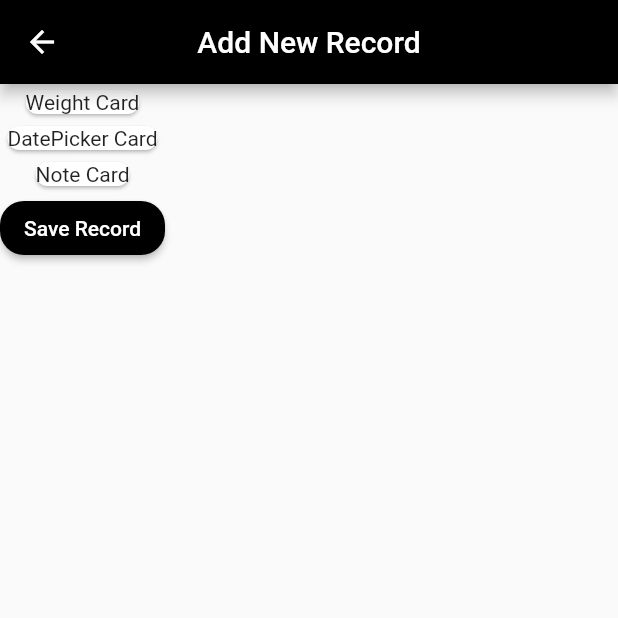
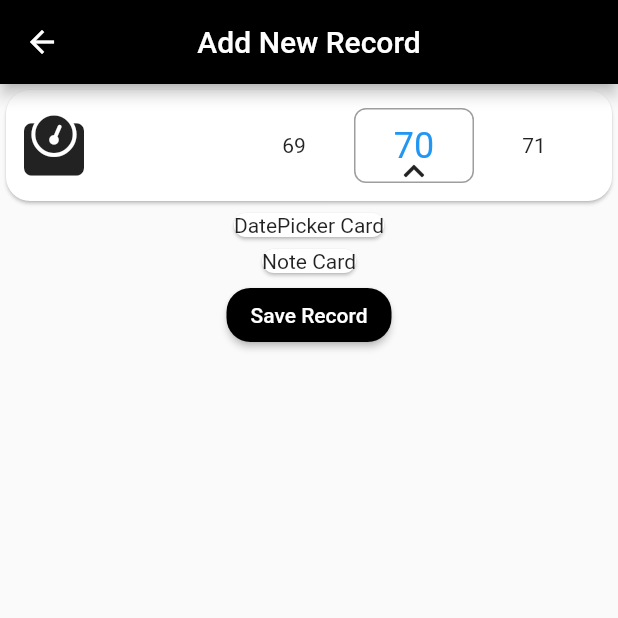
Before and after one commit to KodPlanet/weight_tracker_app_yt, a Flutter app: the AddRecordView screen opened directly, on a phone screen of 412 x 824 dp, the top half of it. Run offline on Flutter 3.47's test engine with Material 2 defaults, Android fonts, the phone set to English and light mode, and no system bars; drawn by our look-alikes of numberpicker; our stand-ins replace animated_bottom_navigation_bar, font_awesome_flutter, freezed_annotation, get.

Commit message:
Add weight card

```diff
--- a/lib/views/add_record.dart
+++ b/lib/views/add_record.dart
@@ -1,4 +1,6 @@
 import 'package:flutter/material.dart';
+import 'package:font_awesome_flutter/font_awesome_flutter.dart';
+import 'package:numberpicker/numberpicker.dart';
 
 class AddRecordView extends StatefulWidget {
   const AddRecordView({Key? key}) : super(key: key);
@@ -8,6 +10,8 @@ class AddRecordView extends StatefulWidget {
 }
 
 class _AddRecordViewState extends State<AddRecordView> {
+  int _selectedValue = 70;
+
   @override
   Widget build(BuildContext context) {
     return Scaffold(
@@ -20,7 +24,39 @@ class _AddRecordViewState extends State<AddRecordView> {
           Card(
             shape:
                 RoundedRectangleBorder(borderRadius: BorderRadius.circular(16)),
-            child: Text('Weight Card'),
+            child: Padding(
+              padding: const EdgeInsets.all(12.0),
+              child: Row(
+                mainAxisAlignment: MainAxisAlignment.spaceBetween,
+                children: [
+                  Icon(FontAwesomeIcons.weight, size: 40),
+                  Stack(alignment: Alignment.bottomCenter, children: [
+                    NumberPicker(
+                      itemCount: 3,
+                      itemWidth: 80,
+                      itemHeight: 50,
+                      step: 1,
+                      axis: Axis.horizontal,
+                      minValue: 40,
+                      maxValue: 130,
+                      value: _selectedValue,
+                      onChanged: (value) {
+                        setState(() {
+                          _selectedValue = value;
+                        });
+                      },
+                      decoration: BoxDecoration(
+                          borderRadius: BorderRadius.circular(8),
+                          border: Border.all(color: Colors.grey)),
+                    ),
+                    Icon(
+                      FontAwesomeIcons.chevronUp,
+                      size: 16,
+                    )
+                  ])
+                ],
+              ),
+            ),
           ),
           Card(
             shape:
--- a/pubspec.yaml
+++ b/pubspec.yaml
@@ -31,6 +31,8 @@ dependencies:
   get: ^4.3.4
   animated_bottom_navigation_bar: ^0.3.2
   intl: ^0.17.0
+  numberpicker: ^2.1.1
+  font_awesome_flutter: ^9.1.0
 
 dev_dependencies:
   flutter_test:
```
Also changed, not shown: lib/models/record.g.dart, pubspec.lock.
